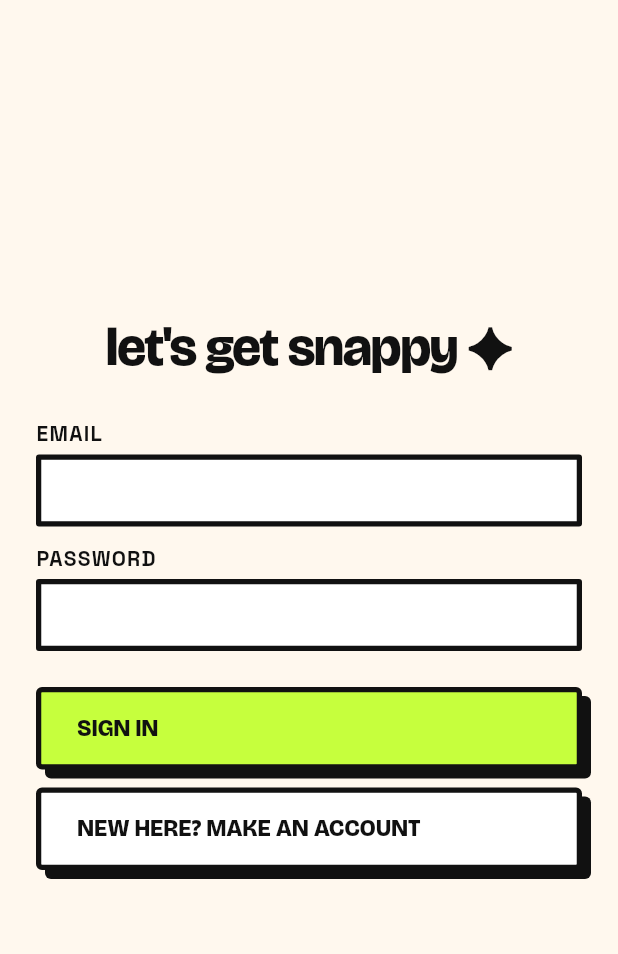
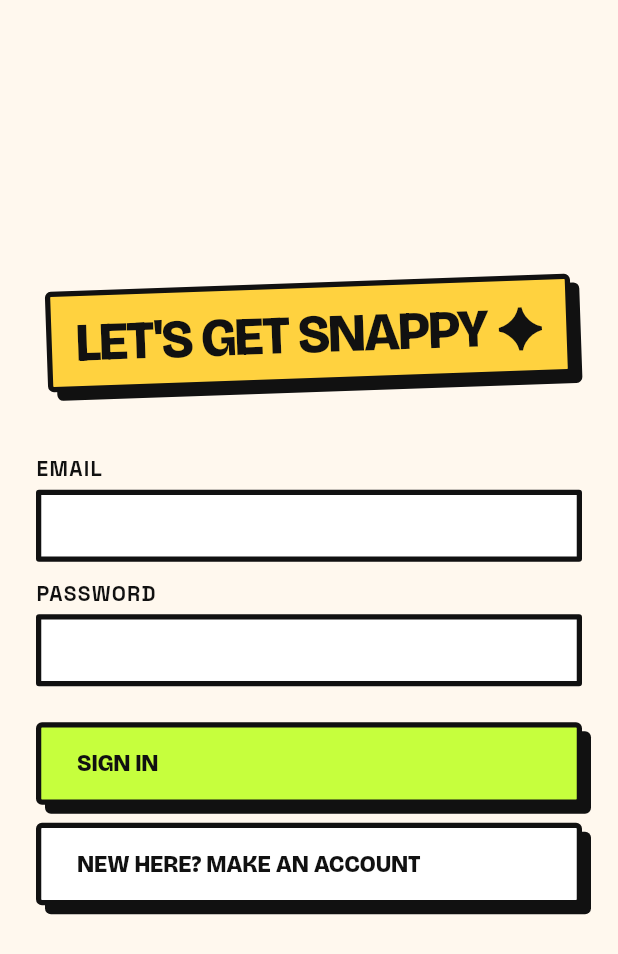
Before and after one commit to jantoandriano/SnapFrame, a Flutter app: the screen it shows after launch, on a phone screen of 412 x 824 dp. Shown: the top 954 px of the screen. Run offline on Flutter 3.47's test engine with Material 3 defaults, Android fonts, the phone set to English and light mode, and no system bars; our stand-ins replace camera, confetti, flutter_animate, flutter_riverpod, freezed_annotation, go_router and 4 more; missing offline and left inert: dart:js_interop, gal; generated files the repository leaves out were written again.

Commit message:
feat(ui): bring every screen into the hard brutalist look
Adds TitleBlock (tilted, hard-shadowed color-block heading) for the
splash wordmark and the login/result titles. Browse and frame detail use
SnapAppBar; hero images get the large shadow; capture's slot label and
flip button become stickers/square chips; review's hint becomes a
sticker.

Co-Authored-By: Claude Opus 5.5 <noreply@anthropic.com>

```diff
--- /dev/null
+++ b/lib/core/widgets/title_block.dart
@@ -0,0 +1,63 @@
+import 'dart:math' as math;
+
+import 'package:flutter/material.dart';
+import 'package:snapframe/core/theme/theme_extensions.dart';
+import 'package:snapframe/core/theme/tokens.dart';
+
+/// A screen heading stamped onto a tilted, hard-shadowed color block —
+/// the loudest element on a screen (login title, result title, wordmark).
+class TitleBlock extends StatelessWidget {
+  const TitleBlock({
+    required this.text,
+    this.color,
+    this.rotationDeg = -2,
+    super.key,
+  }) : assert(
+         rotationDeg >= -4 && rotationDeg <= 4,
+         'keep the title tilt within the -4..4 degree range',
+       );
+
+  final String text;
+
+  /// Block fill; defaults to [SnapTokens.sun].
+  final Color? color;
+  final double rotationDeg;
+
+  @override
+  Widget build(BuildContext context) {
+    final tokens = context.tokens;
+    return Semantics(
+      header: true,
+      label: text,
+      excludeSemantics: true,
+      child: Transform.rotate(
+        angle: rotationDeg * math.pi / 180,
+        child: Container(
+          padding: const EdgeInsets.symmetric(
+            horizontal: SnapSpacing.lg,
+            vertical: SnapSpacing.md,
+          ),
+          decoration: BoxDecoration(
+            color: color ?? tokens.sun,
+            borderRadius: BorderRadius.circular(SnapRadius.md),
+            border: Border.all(
+              color: tokens.ink,
+              width: SnapTokens.borderWidth,
+            ),
+            boxShadow: [
+              BoxShadow(color: tokens.ink, offset: SnapShadow.offset),
+            ],
+          ),
+          child: Text(
+            text.toUpperCase(),
+            textAlign: TextAlign.center,
+            // The block fills are always bright, so the text stays dark
+            // in both themes.
+            style: Theme.of(context).textTheme.displaySmall
+                ?.copyWith(color: SnapTokens.light.ink),
+          ),
+        ),
+      ),
+    );
+  }
+}
--- a/lib/core/widgets/widgets.dart
+++ b/lib/core/widgets/widgets.dart
@@ -10,4 +10,5 @@ export 'slot_strip.dart';
 export 'snap_app_bar.dart';
 export 'snap_snack.dart';
 export 'sticker_badge.dart';
+export 'title_block.dart';
 export 'xfile_image.dart';
--- a/lib/features/auth/presentation/views/login_view.dart
+++ b/lib/features/auth/presentation/views/login_view.dart
@@ -35,12 +35,8 @@ class LoginView extends ConsumerWidget {
               mainAxisSize: MainAxisSize.min,
               crossAxisAlignment: CrossAxisAlignment.stretch,
               children: [
-                Text(
-                  l10n.loginTitle,
-                  textAlign: TextAlign.center,
-                  style: Theme.of(context).textTheme.displaySmall,
-                ),
-                const SizedBox(height: SnapSpacing.xxl),
+                Center(child: TitleBlock(text: l10n.loginTitle)),
+                const SizedBox(height: SnapSpacing.xxxl),
                 if (state.isSignUpMode) ...[
                   BrutalTextField(
                     label: l10n.loginDisplayNameLabel,
--- a/lib/features/frames/presentation/views/browse_view.dart
+++ b/lib/features/frames/presentation/views/browse_view.dart
@@ -49,7 +49,7 @@ class BrowseView extends ConsumerWidget {
     });
 
     return Scaffold(
-      appBar: AppBar(title: Text(l10n.browseTitle)),
+      appBar: SnapAppBar(title: l10n.browseTitle),
       body: Column(
         children: [
           Padding(
@@ -132,8 +132,8 @@ class _Body extends StatelessWidget {
         padding: const EdgeInsets.all(SnapSpacing.lg),
         gridDelegate: const SliverGridDelegateWithFixedCrossAxisCount(
           crossAxisCount: 2,
-          mainAxisSpacing: SnapSpacing.lg,
-          crossAxisSpacing: SnapSpacing.lg,
+          mainAxisSpacing: SnapSpacing.xl,
+          crossAxisSpacing: SnapSpacing.xl,
           childAspectRatio: 0.62,
         ),
         itemCount: state.frames.length,
```
Also changed, not shown: lib/features/auth/presentation/views/splash_view.dart (+12 -1 lines), lib/features/capture/presentation/views/capture_view.dart (+47 -13 lines), lib/features/capture/presentation/views/review_view.dart (+5 -3 lines), lib/features/frames/presentation/views/frame_detail_view.dart (+9 -7 lines), lib/features/result/presentation/views/result_view.dart (+4 -7 lines), 4 other files.
